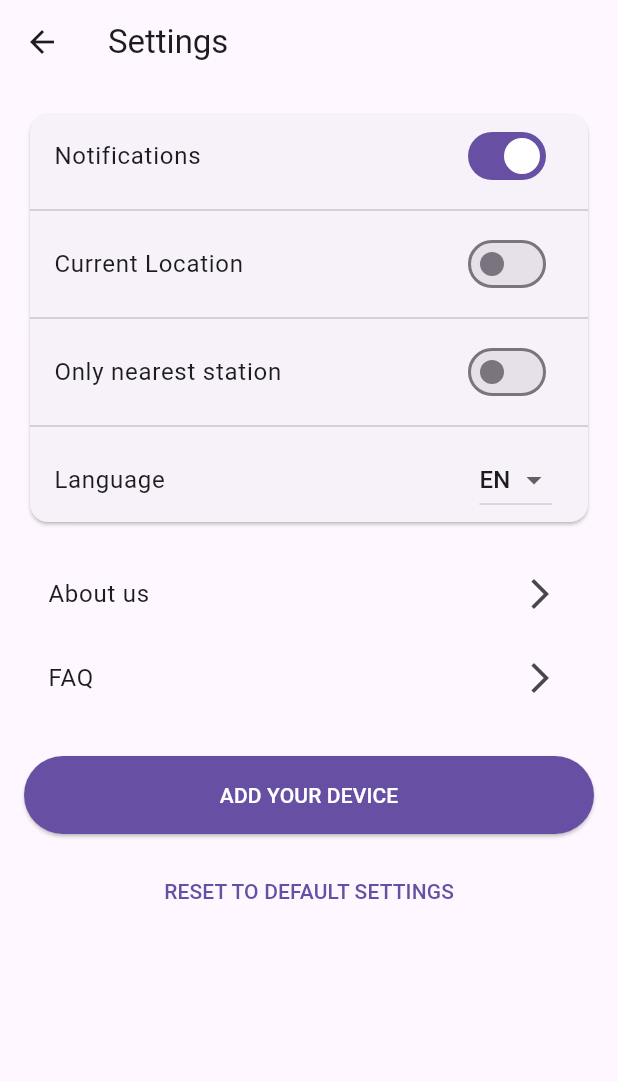
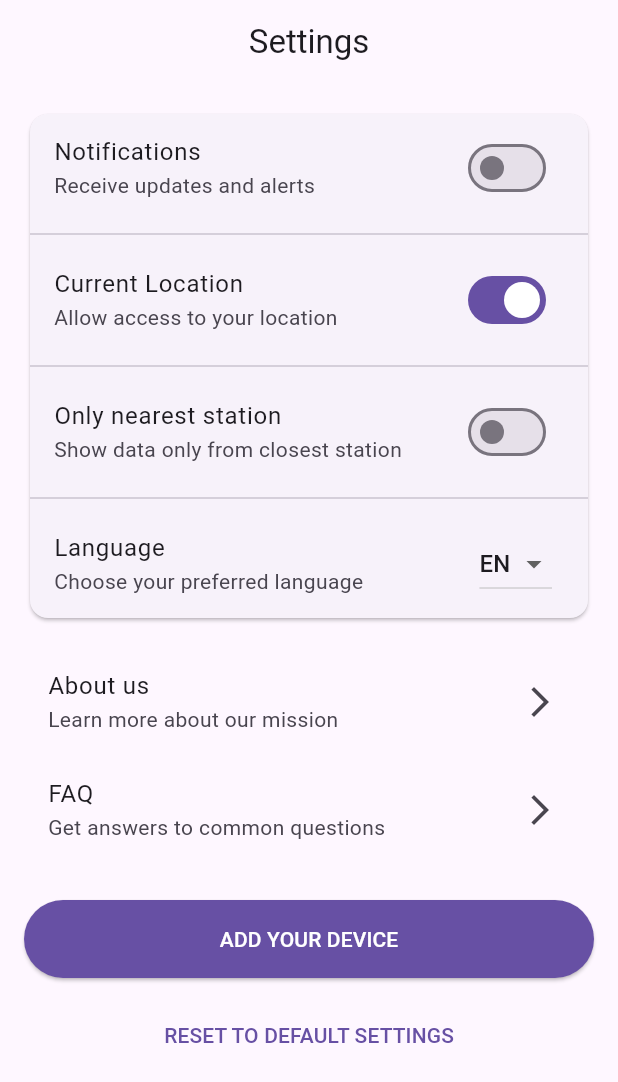
Before and after one commit to bube-ristovska/pulseeco, a Flutter app: the SettingsScreen screen opened directly, after a tap on "Notifications", on a phone screen of 412 x 824 dp. Shown: the top 1082 px of the screen. Run offline on Flutter 3.47's test engine with Material 3 defaults, Android fonts, the light colour scheme and no system bars; our stand-ins replace flutter_map, latlong2, permission_handler, shared_preferences; accounts and stored records are empty.

Commit message:
Fixed some permissions on settings screen, map api bug still persistent, wip.

```diff
--- a/lib/settingsscreen.dart
+++ b/lib/settingsscreen.dart
@@ -1,7 +1,14 @@
-// File: settingsscreen.dart
+import 'package:flutter/material.dart';
+import 'package:permission_handler/permission_handler.dart';
+import 'package:shared_preferences/shared_preferences.dart';
+import 'package:url_launcher/url_launcher.dart';
+import 'yourdevicescreen.dart';
 
-import 'package:flutter/material.dart';
-import 'yourdevicescreen.dart';
+// These constants help us maintain consistent keys for storing settings
+const String kNotificationsKey = 'notifications_enabled';
+const String kLocationKey = 'location_enabled';
+const String kNearestStationKey = 'nearest_station_only';
+const String kLanguageKey = 'current_language';
 
 class SettingsScreen extends StatefulWidget {
   const SettingsScreen({Key? key}) : super(key: key);
@@ -11,32 +18,137 @@ class SettingsScreen extends StatefulWidget {
 }
 
 class SettingsScreenState extends State<SettingsScreen> {
+  // State variables to track user preferences
   bool notificationsEnabled = false;
   bool locationEnabled = false;
   bool nearestStationOnly = false;
   String currentLanguage = 'EN';
-
   final List<String> languages = ['EN', 'MK', 'ES'];
 
-  void _handleNotificationChange(bool value) {
+  // Reference to SharedPreferences for persistent storage
+  late SharedPreferences prefs;
+
+  @override
+  void initState() {
+    super.initState();
+    // Initialize settings when the screen is created
+    _loadSavedSettings();
+    _checkCurrentPermissions();
+  }
+
+  Future<void> _loadSavedSettings() async {
+    prefs = await SharedPreferences.getInstance();
     setState(() {
-      notificationsEnabled = value;
+      notificationsEnabled = prefs.getBool(kNotificationsKey) ?? false;
+      locationEnabled = prefs.getBool(kLocationKey) ?? false;
+      nearestStationOnly = prefs.getBool(kNearestStationKey) ?? false;
+      currentLanguage = prefs.getString(kLanguageKey) ?? 'EN';
     });
   }
 
-  void _handleLocationChange(bool value) {
+  Future<void> _checkCurrentPermissions() async {
+    final notificationStatus = await Permission.notification.status;
+    final locationStatus = await Permission.location.status;
+
     setState(() {
-      locationEnabled = value;
+      notificationsEnabled = notificationStatus.isGranted;
+      locationEnabled = locationStatus.isGranted;
     });
   }
 
-  void _resetToDefault() {
+  Future<void> _handleNotificationChange(bool value) async {
+    if (value) {
+      final status = await Permission.notification.request();
+      if (status.isGranted) {
+        setState(() => notificationsEnabled = true);
+        await prefs.setBool(kNotificationsKey, true);
+      } else {
+        _showPermissionSettingsDialog('Notification');
+      }
+    } else {
+      setState(() => notificationsEnabled = false);
+      await prefs.setBool(kNotificationsKey, false);
+    }
+  }
+
+  Future<void> _handleLocationChange(bool value) async {
+    if (value) {
+      final status = await Permission.location.request();
+      if (status.isGranted) {
+        setState(() => locationEnabled = true);
+        await prefs.setBool(kLocationKey, true);
+      } else {
+        _showPermissionSettingsDialog('Location');
+      }
+    } else {
+      setState(() => locationEnabled = false);
+      await prefs.setBool(kLocationKey, false);
+    }
+  }
+
+  Future<void> _handleNearestStationChange(bool value) async {
+    setState(() => nearestStationOnly = value);
+    await prefs.setBool(kNearestStationKey, value);
+  }
+
+  Future<void> _handleLanguageChange(String? newValue) async {
+    if (newValue != null) {
+      setState(() => currentLanguage = newValue);
+      await prefs.setString(kLanguageKey, newValue);
+    }
+  }
+
+  Future<void> _showPermissionSettingsDialog(String permissionType) async {
+    return showDialog(
+      context: context,
+      builder: (BuildContext context) => AlertDialog(
+        title: Text('$permissionType Permission Required'),
+        content: Text(
+          'To use this feature, you need to enable $permissionType permission in your device settings.',
+        ),
+        actions: [
+          TextButton(
+            onPressed: () => Navigator.pop(context),
+            child: const Text('CANCEL'),
+          ),
+          TextButton(
+            onPressed: () {
+              Navigator.pop(context);
+              openAppSettings();
+            },
+            child: const Text('OPEN SETTINGS'),
+          ),
+        ],
+      ),
+    );
+  }
+
+  Future<void> _resetToDefault() async {
     setState(() {
       notificationsEnabled = false;
       locationEnabled = false;
       nearestStationOnly = false;
       currentLanguage = 'EN';
     });
+    await prefs.clear();
+  }
+
+  Future<void> _launchUrl(String urlString) async {
+    final Uri url = Uri.parse(urlString);
+    try {
+      if (!await launchUrl(url, mode: LaunchMode.externalApplication)) {
+        throw Exception('Could not launch $url');
+      }
+    } catch (e) {
+      if (mounted) {
+        ScaffoldMessenger.of(context).showSnackBar(
+          SnackBar(
+            content: Text('Could not open link: $e'),
+            duration: const Duration(seconds: 2),
+          ),
+        );
+      }
+    }
   }
 
   void _navigateToYourDevice() {
@@ -48,24 +160,14 @@ class SettingsScreenState extends State<SettingsScreen> {
     );
   }
 
-  void _openWebPage(String type) {
-    ScaffoldMessenger.of(context).showSnackBar(
-      SnackBar(
-        content: Text('Opening $type page...'),
-        duration: const Duration(seconds: 2),
-      ),
-    );
-  }
-
   @override
   Widget build(BuildContext context) {
     return Scaffold(
+      // Modified AppBar without the back button
       appBar: AppBar(
-        leading: IconButton(
-          icon: const Icon(Icons.arrow_back),
-          onPressed: () => Navigator.pop(context),
-        ),
+        automaticallyImplyLeading: false, // This removes the back button
         title: const Text('Settings'),
+        centerTitle: true, // Centers the title for better appearance
       ),
       body: SingleChildScrollView(
         child: Padding(
@@ -78,26 +180,28 @@ class SettingsScreenState extends State<SettingsScreen> {
                   children: [
                     SwitchListTile(
                       title: const Text('Notifications'),
+                      subtitle: const Text('Receive updates and alerts'),
                       value: notificationsEnabled,
                       onChanged: _handleNotificationChange,
                     ),
                     const Divider(),
                     SwitchListTile(
                       title: const Text('Current Location'),
+                      subtitle: const Text('Allow access to your location'),
                       value: locationEnabled,
                       onChanged: _handleLocationChange,
                     ),
                     const Divider(),
                     SwitchListTile(
                       title: const Text('Only nearest station'),
+                      subtitle: const Text('Show data only from closest station'),
                       value: nearestStationOnly,
-                      onChanged: (value) {
-                        setState(() => nearestStationOnly = value);
-                      },
+                      onChanged: _handleNearestStationChange,
                     ),
                     const Divider(),
                     ListTile(
                       title: const Text('Language'),
+                      subtitle: const Text('Choose your preferred language'),
                       trailing: DropdownButton<String>(
                         value: currentLanguage,
                         items: languages.map((String language) {
@@ -106,11 +210,7 @@ class SettingsScreenState extends State<SettingsScreen> {
                             child: Text(language),
                           );
                         }).toList(),
-                        onChanged: (String? newValue) {
-                          if (newValue != null) {
-                            setState(() => currentLanguage = newValue);
-                          }
-                        },
+                        onChanged: _handleLanguageChange,
                       ),
                     ),
                   ],
@@ -119,13 +219,15 @@ class SettingsScreenState extends State<SettingsScreen> {
               const SizedBox(height: 16),
               ListTile(
                 title: const Text('About us'),
+                subtitle: const Text('Learn more about our mission'),
                 trailing: const Icon(Icons.arrow_forward_ios),
-                onTap: () => _openWebPage('About'),
+                onTap: () => _launchUrl('https://pulse.eco/#about'),
               ),
               ListTile(
                 title: const Text('FAQ'),
+                subtitle: const Text('Get answers to common questions'),
                 trailing: const Icon(Icons.arrow_forward_ios),
-                onTap: () => _openWebPage('FAQ'),
+                onTap: () => _launchUrl('https://pulse.eco/#howitworks'),
               ),
               const SizedBox(height: 24),
               ElevatedButton(
--- a/pubspec.yaml
+++ b/pubspec.yaml
@@ -43,6 +43,7 @@ dependencies:
   # Use with the CupertinoIcons class for iOS style icons.
   cupertino_icons: ^1.0.8
   url_launcher: ^6.3.1
+  shared_preferences: ^2.0.0
 
 dev_dependencies:
   flutter_test:
```
